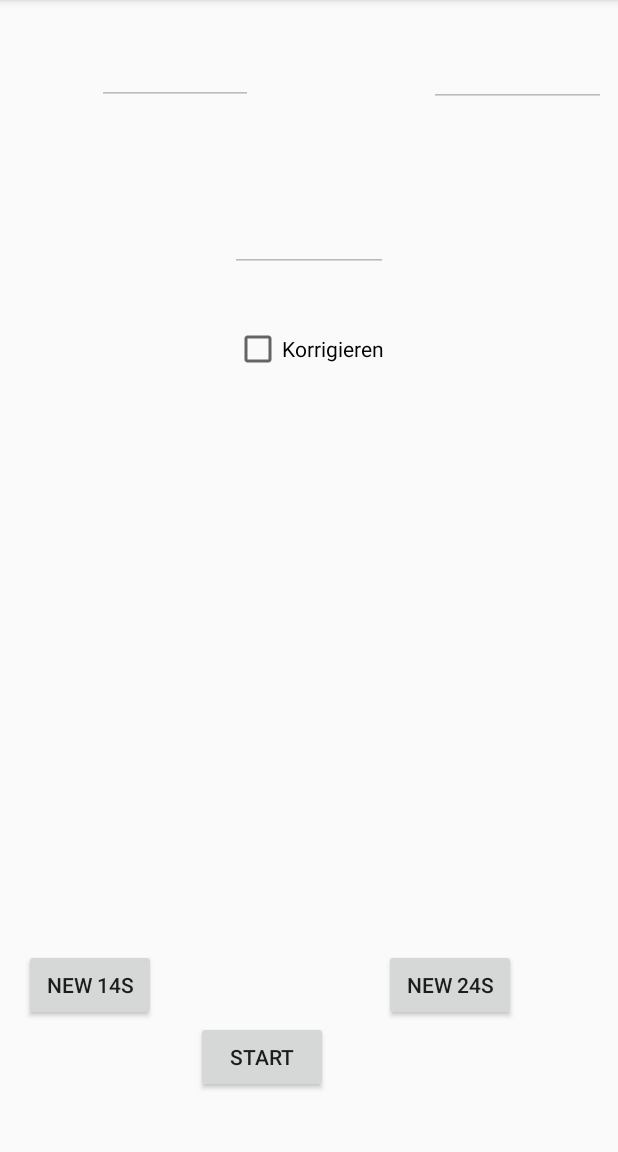
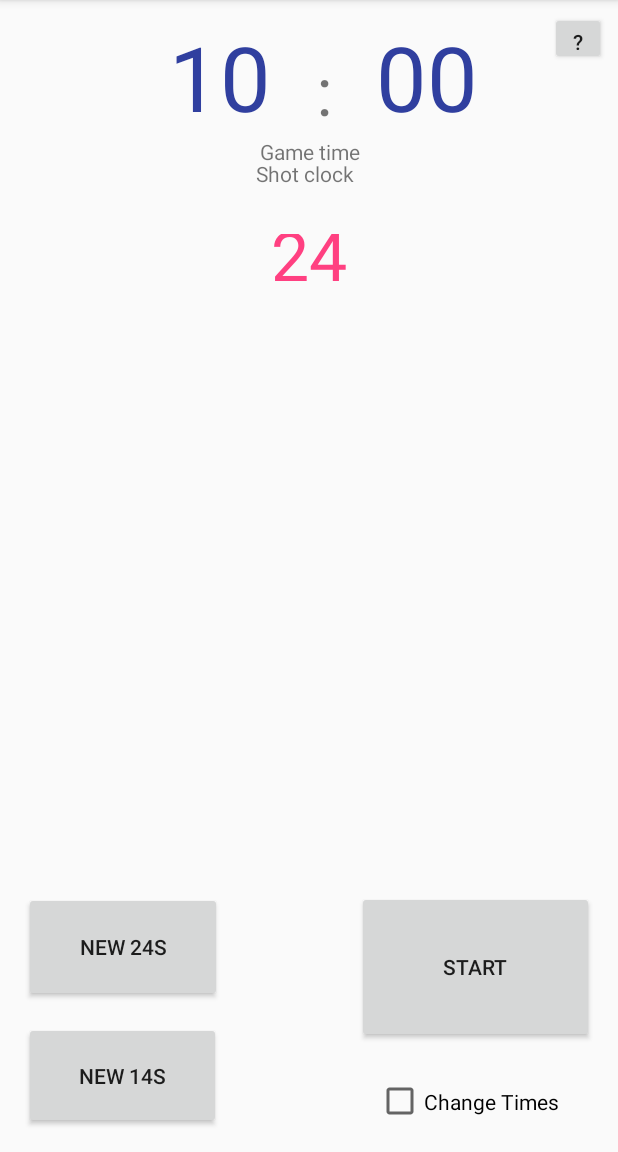
Before and after one commit to rehne93/android-basketball-timer, an Android app: the screen it shows after launch (MainActivity), on a phone screen of 412 x 824 dp, the part 84-1236 px from its top. Run offline under Robolectric (Android 15) with nearby library versions, the phone set to English and light mode, and no system bars; our stand-ins replace ButterKnife.

Commit message:
Made layout that someone can actually use Added help window and other functionallity

```diff
--- a/app/src/main/java/de/baernreuther/basketballcountdowntimer/MainActivity.java
+++ b/app/src/main/java/de/baernreuther/basketballcountdowntimer/MainActivity.java
@@ -11,6 +11,7 @@ import butterknife.BindView;
 import butterknife.ButterKnife;
 import de.baernreuther.basketballcountdowntimer.countdowntimer.AttackTimeCountdownTimer;
 import de.baernreuther.basketballcountdowntimer.countdowntimer.GameTimeCountdownTimer;
+import de.baernreuther.basketballcountdowntimer.listener.buttons.HelpButton;
 import de.baernreuther.basketballcountdowntimer.listener.buttons.RefreshAttackTimeButton;
 import de.baernreuther.basketballcountdowntimer.listener.buttons.StartGameButton;
 import de.baernreuther.basketballcountdowntimer.listener.editboxes.AttackTimeEditText;
@@ -19,7 +20,6 @@ import de.baernreuther.basketballcountdowntimer.listener.editboxes.GameTimeEditT
 public class MainActivity extends AppCompatActivity {
 
 
-    //TODO Rename button on click
     @BindView(R.id.startGameButton)
     Button startGameButton;
 
@@ -28,6 +28,9 @@ public class MainActivity extends AppCompatActivity {
 
     @BindView(R.id.offensiveReboundButton)
     Button offensiveReboundButton;
+
+    @BindView(R.id.helpButton)
+    Button helpButton;
 
     @BindView(R.id.minutesLeft)
     EditText minutesLeft;
@@ -41,10 +44,6 @@ public class MainActivity extends AppCompatActivity {
     @BindView(R.id.editFieldsCheckbox)
     CheckBox editFieldsCheckbox;
 
-
-
-    //TODO Throw exception when attacktime lower 1 ore greater than 30.
-
     @Override
     protected void onCreate(Bundle savedInstanceState){
         super.onCreate(savedInstanceState);
@@ -57,7 +56,13 @@ public class MainActivity extends AppCompatActivity {
         editFieldsCheckbox.setOnCheckedChangeListener(new CompoundButton.OnCheckedChangeListener() {
             @Override
             public void onCheckedChanged(CompoundButton buttonView, boolean isChecked) {
-                initializeFields();
+                /* Only allow to change fields when game is paused */
+                if (GameTimeCountdownTimer.getUniqueInstance().isPaused()) {
+                    initializeFields();
+                } else {
+                    editFieldsCheckbox.setChecked(false);
+
+                }
             }
         });
 
@@ -65,8 +70,11 @@ public class MainActivity extends AppCompatActivity {
     }
 
 
+    /*
+    Initialize the timers with the default values 600seconsd (10:00 minutes) game time and 24 seconds for the shotclock
+     */
     private void initializeTimers() {
-        GameTimeCountdownTimer.createUniqueInstance(100, 1000, minutesLeft, secondsLeft);
+        GameTimeCountdownTimer.createUniqueInstance(600, 1000, minutesLeft, secondsLeft);
         AttackTimeCountdownTimer.createUniqueInstance(24, 1000, attackTime);
     }
     /*
@@ -85,9 +93,10 @@ public class MainActivity extends AppCompatActivity {
     private void initializeListeners() {
         refreshAttackTimeButton.setOnClickListener(new RefreshAttackTimeButton(attackTime, 24));
         offensiveReboundButton.setOnClickListener(new RefreshAttackTimeButton(attackTime, 14));
-        startGameButton.setOnClickListener(new StartGameButton(attackTime));
+        startGameButton.setOnClickListener(new StartGameButton(attackTime, startGameButton, editFieldsCheckbox));
+        helpButton.setOnClickListener(new HelpButton(this));
 
-        attackTime.addTextChangedListener(new AttackTimeEditText(editFieldsCheckbox, attackTime));
+        attackTime.addTextChangedListener(new AttackTimeEditText(editFieldsCheckbox, attackTime, this));
         minutesLeft.addTextChangedListener(new GameTimeEditText(editFieldsCheckbox, minutesLeft, secondsLeft));
         secondsLeft.addTextChangedListener(new GameTimeEditText(editFieldsCheckbox, minutesLeft, secondsLeft));
     }
--- a/app/src/main/java/de/baernreuther/basketballcountdowntimer/countdowntimer/AttackTimeCountdownTimer.java
+++ b/app/src/main/java/de/baernreuther/basketballcountdowntimer/countdowntimer/AttackTimeCountdownTimer.java
@@ -62,7 +62,6 @@ public class AttackTimeCountdownTimer extends PausableCountDownTimer {
      */
     @Override
     public void onFinish() {
-        // TODO Set timepicker to zerop
         attackTimeText.setText(String.valueOf(0));
         this.stopped = true;
         GameTimeCountdownTimer.getUniqueInstance().pause();
--- /dev/null
+++ b/app/src/main/java/de/baernreuther/basketballcountdowntimer/dialogs/MessageBoxFragment.java
@@ -0,0 +1,38 @@
+package de.baernreuther.basketballcountdowntimer.dialogs;
+
+import android.app.AlertDialog;
+import android.app.Dialog;
+import android.app.DialogFragment;
+import android.content.DialogInterface;
+import android.os.Bundle;
+
+/**
+ * Created by René on 03.04.2017.
+ */
+
+public class MessageBoxFragment extends DialogFragment {
+
+    private String message;
+
+
+    @Override
+    public Dialog onCreateDialog(Bundle savedInstanceState) {
+        // Use the Builder class for convenient dialog construction
+        AlertDialog.Builder builder = new AlertDialog.Builder(getActivity());
+        builder.setTitle("Basketball Countdown Timer");
+        builder.setMessage(message);
+        builder.setPositiveButton("OK", new DialogInterface.OnClickListener() {
+            public void onClick(DialogInterface dialog, int id) {
+                // You don't have to do anything here if you just want it dismissed when clicked
+            }
+        });
+
+        // Create the AlertDialog object and return it
+        return builder.create();
+    }
+
+
+    public void setMessage(String message) {
+        this.message = message;
+    }
+}
--- /dev/null
+++ b/app/src/main/java/de/baernreuther/basketballcountdowntimer/listener/buttons/HelpButton.java
@@ -0,0 +1,29 @@
+package de.baernreuther.basketballcountdowntimer.listener.buttons;
+
+import android.view.View;
+
+import de.baernreuther.basketballcountdowntimer.MainActivity;
+import de.baernreuther.basketballcountdowntimer.dialogs.MessageBoxFragment;
+
+/**
+ * Created by René Bärnreuther on 03.04.2017.
+ * Shows an help dialog.
+ */
+
+public class HelpButton implements View.OnClickListener {
+
+    private MainActivity context;
+
+    public HelpButton(MainActivity mainActivity) {
+        this.context = mainActivity;
+    }
+
+    @Override
+    public void onClick(View view) {
+        MessageBoxFragment dia = new MessageBoxFragment();
+        dia.setMessage("Use Change Times when game is paused to be allowed to edit the times by hand." +
+                "Press Start to start the timer and then stop, to pause it." +
+                "Written by René Bärnreuther");
+        dia.show(context.getFragmentManager(), "Test");
+    }
+}
--- a/app/src/main/java/de/baernreuther/basketballcountdowntimer/listener/buttons/StartGameButton.java
+++ b/app/src/main/java/de/baernreuther/basketballcountdowntimer/listener/buttons/StartGameButton.java
@@ -1,6 +1,8 @@
 package de.baernreuther.basketballcountdowntimer.listener.buttons;
 
 import android.view.View;
+import android.widget.Button;
+import android.widget.CheckBox;
 import android.widget.EditText;
 
 import de.baernreuther.basketballcountdowntimer.countdowntimer.AttackTimeCountdownTimer;
@@ -18,21 +20,39 @@ public class StartGameButton implements View.OnClickListener {
     The edittext to show the time for an offense.
      */
     private EditText attackTime;
+    /*
+        The Button itself.
+    */
+    private Button myself;
+
+    /*
+    To remove the checked if the button is pressed.
+     */
+    private CheckBox editFieldsCheckbox;
 
     /**
      * Creates a button to start and pause the game.
      * @param attackTime the Edittext which shows the attacking time
      */
-    public StartGameButton(EditText attackTime) {
+    public StartGameButton(EditText attackTime, Button myself, CheckBox editFieldsCheckbox) {
         this.attackTime = attackTime;
+        this.myself = myself;
+        this.editFieldsCheckbox = editFieldsCheckbox;
     }
 
     /**
      * Depending on the current situation, the game gets paused or resumed.
      * In case the attacktimer has stopped, we will create a new instance of it because the game needs one.
+     * The Button gets renamed fitting to the current situation.
      */
     @Override
     public void onClick(View v) {
+        editFieldsCheckbox.setChecked(false);
+        if (this.myself.getText().equals("Start")) {
+            this.myself.setText("Stop");
+        } else {
+            this.myself.setText("Start");
+        }
         if (AttackTimeCountdownTimer.getUniqueInstance() != null) {
 
             if (AttackTimeCountdownTimer.getUniqueInstance().hasStopped()) {
--- a/app/src/main/java/de/baernreuther/basketballcountdowntimer/listener/editboxes/AttackTimeEditText.java
+++ b/app/src/main/java/de/baernreuther/basketballcountdowntimer/listener/editboxes/AttackTimeEditText.java
@@ -5,8 +5,10 @@ import android.text.TextWatcher;
 import android.widget.CheckBox;
 import android.widget.EditText;
 
+import de.baernreuther.basketballcountdowntimer.MainActivity;
 import de.baernreuther.basketballcountdowntimer.countdowntimer.AttackTimeCountdownTimer;
 import de.baernreuther.basketballcountdowntimer.countdowntimer.GameTimeCountdownTimer;
+import de.baernreuther.basketballcountdowntimer.dialogs.MessageBoxFragment;
 
 /**
  * Created by René on 02.04.2017.
@@ -17,10 +19,12 @@ public class AttackTimeEditText implements TextWatcher {
 
     private CheckBox allowEditingCheckBox;
     private EditText attackTime;
+    private MainActivity mainActivity;
 
-    public AttackTimeEditText(CheckBox allowEditingCheckBox, EditText attackTime) {
+    public AttackTimeEditText(CheckBox allowEditingCheckBox, EditText attackTime, MainActivity mainActivity) {
         this.allowEditingCheckBox = allowEditingCheckBox;
         this.attackTime = attackTime;
+        this.mainActivity = mainActivity;
     }
 
     @Override
@@ -33,6 +37,13 @@ public class AttackTimeEditText implements TextWatcher {
         // Not necessary
     }
 
+    /**
+     * We will change the value of the shot clock time accordingly to the users entry.
+     * In case the entry is invalid, that is smaller than zero or larger than 30 (college shot clock),
+     * we will show an error
+     *
+     * @param s
+     */
     @Override
     public void afterTextChanged(Editable s) {
         //We need to check whether the field is empty because it throws an error when it is empty. We put in zero if there is no string inside to prevent this.
@@ -42,6 +53,14 @@ public class AttackTimeEditText implements TextWatcher {
                 time = "0"; //Small workaround
             }
             AttackTimeCountdownTimer.getUniqueInstance().cancel();
+
+            int shotClockLeft = Integer.valueOf(time);
+            if (shotClockLeft < 0 || shotClockLeft >= 30) {
+                MessageBoxFragment messageBoxFragment = new MessageBoxFragment();
+                messageBoxFragment.setMessage("You cannot set a shot clock time larger than 30 seconds or smaller than zero.");
+                messageBoxFragment.show(mainActivity.getFragmentManager(), "Invalid shot clock time");
+                return;
+            }
             AttackTimeCountdownTimer.createUniqueInstance(Integer.valueOf(time), 1000, attackTime);
 
         }
--- /dev/null
+++ b/app/src/main/res/drawable/attack_edittext.xml
@@ -0,0 +1,5 @@
+<?xml version="1.0" encoding="utf-8"?>
+<selector xmlns:android="http://schemas.android.com/apk/res/android">
+    <item android:color="@color/colorAccent" android:state_enabled="false" />
+    <item android:color="@color/colorAccent" />
+</selector>
--- /dev/null
+++ b/app/src/main/res/drawable/edit_text_selector.xml
@@ -0,0 +1,6 @@
+<?xml version="1.0" encoding="utf-8"?>
+
+<selector xmlns:android="http://schemas.android.com/apk/res/android">
+    <item android:color="@color/colorPrimaryDark" android:state_enabled="false" />
+    <item android:color="@color/colorPrimaryDark" />
+</selector>
--- a/app/src/main/res/layout/main.xml
+++ b/app/src/main/res/layout/main.xml
@@ -11,80 +11,143 @@
 
     <Button
         android:id="@+id/refreshAttackTime"
-        android:layout_width="wrap_content"
-        android:layout_height="wrap_content"
-        android:layout_marginBottom="87dp"
-        android:layout_marginLeft="152dp"
+        android:layout_width="132dp"
+        android:layout_height="73dp"
+        android:layout_marginBottom="100dp"
+        android:layout_marginLeft="16dp"
+        android:layout_marginStart="16dp"
         android:text="New 24s"
         app:layout_constraintBottom_toBottomOf="parent"
-        app:layout_constraintLeft_toRightOf="@+id/offensiveReboundButton" />
+        app:layout_constraintLeft_toLeftOf="parent" />
 
     <EditText
         android:id="@+id/attackTime"
         android:layout_width="105dp"
         android:layout_height="44dp"
-        android:layout_marginTop="137dp"
+        android:layout_marginTop="66dp"
+        android:background="@null"
         android:ems="10"
         android:gravity="center"
         android:inputType="number"
+        android:text="24"
+        android:textColor="@drawable/attack_edittext"
+        android:textSize="45sp"
         app:layout_constraintHorizontal_bias="0.501"
         app:layout_constraintLeft_toLeftOf="parent"
         app:layout_constraintRight_toRightOf="parent"
-        app:layout_constraintTop_toTopOf="parent" />
+        app:layout_constraintTop_toBottomOf="@+id/textView" />
 
     <Button
         android:id="@+id/offensiveReboundButton"
-        android:layout_width="wrap_content"
-        android:layout_height="wrap_content"
-        android:layout_marginBottom="87dp"
+        android:layout_width="131dp"
+        android:layout_height="71dp"
         android:layout_marginLeft="16dp"
+        android:layout_marginStart="16dp"
+        android:layout_marginTop="13dp"
         android:text="New 14s"
-        app:layout_constraintBottom_toBottomOf="parent"
-        app:layout_constraintLeft_toLeftOf="parent" />
+        app:layout_constraintLeft_toLeftOf="parent"
+        app:layout_constraintTop_toBottomOf="@+id/refreshAttackTime" />
 
     <CheckBox
         android:id="@+id/editFieldsCheckbox"
+        android:layout_width="125dp"
+        android:layout_height="35dp"
+        android:layout_marginBottom="16dp"
+        android:layout_marginEnd="36dp"
+        android:layout_marginRight="36dp"
+        android:text="Change Times"
+        app:layout_constraintBottom_toBottomOf="parent"
+        app:layout_constraintRight_toRightOf="parent" />
+
+    <Button
+        android:id="@+id/startGameButton"
+        android:layout_width="158dp"
+        android:layout_height="101dp"
+        android:layout_marginBottom="21dp"
+        android:layout_marginEnd="16dp"
+        android:layout_marginRight="16dp"
+        android:text="Start"
+        app:layout_constraintBottom_toTopOf="@+id/editFieldsCheckbox"
+        app:layout_constraintRight_toRightOf="parent" />
+
+    <EditText
+        android:id="@+id/minutesLeft"
+        android:layout_width="145dp"
+        android:layout_height="75dp"
+        android:layout_marginEnd="8dp"
+        android:layout_marginLeft="3dp"
+        android:layout_marginRight="8dp"
+        android:layout_marginStart="3dp"
+        android:layout_marginTop="16dp"
+        android:background="@null"
+        android:ems="14"
+        android:gravity="right"
+        android:inputType="number"
+        android:text="10"
+        android:textColor="@drawable/edit_text_selector"
+        android:textSize="60sp"
+        app:layout_constraintLeft_toLeftOf="parent"
+        app:layout_constraintRight_toRightOf="@+id/textView"
+        app:layout_constraintTop_toTopOf="parent" />
+
+    <EditText
+        android:id="@+id/secondsLeft"
+        android:layout_width="145dp"
+        android:layout_height="75dp"
+        android:layout_marginEnd="16dp"
+        android:layout_marginRight="16dp"
+        android:layout_marginTop="16dp"
+        android:background="@null"
+        android:ems="14"
+        android:gravity="left"
+        android:inputType="number"
+        android:text="00"
+        android:textColor="@drawable/edit_text_selector"
+        android:textSize="60sp"
+        app:layout_constraintRight_toRightOf="parent"
+        app:layout_constraintTop_toTopOf="parent" />
+
+    <TextView
+        android:id="@+id/textView"
         android:layout_width="wrap_content"
         android:layout_height="wrap_content"
-        android:layout_marginTop="35dp"
-        android:text="Korrigieren"
+        android:layout_marginTop="29dp"
+        android:text=":"
+
+        android:textSize="45sp"
+        app:layout_constraintLeft_toRightOf="@+id/minutesLeft"
+        app:layout_constraintRight_toLeftOf="@+id/secondsLeft"
+        app:layout_constraintTop_toTopOf="parent" />
+
+    <TextView
+        android:id="@+id/textView2"
+        android:layout_width="wrap_content"
+        android:layout_height="wrap_content"
+        android:layout_marginTop="0dp"
+        android:text="Game time"
         app:layout_constraintHorizontal_bias="0.501"
+        app:layout_constraintLeft_toLeftOf="parent"
+        app:layout_constraintRight_toRightOf="parent"
+        app:layout_constraintTop_toBottomOf="@+id/minutesLeft" />
+
+    <TextView
+        android:id="@+id/textView3"
+        android:layout_width="wrap_content"
+        android:layout_height="wrap_content"
+        android:layout_marginTop="-94dp"
+        android:text="Shot clock"
+        app:layout_constraintHorizontal_bias="0.493"
         app:layout_constraintLeft_toLeftOf="parent"
         app:layout_constraintRight_toRightOf="parent"
         app:layout_constraintTop_toBottomOf="@+id/attackTime" />
 
     <Button
-        android:id="@+id/startGameButton"
-        android:layout_width="wrap_content"
-        android:layout_height="wrap_content"
-        android:layout_marginBottom="39dp"
-        android:text="Start"
-        app:layout_constraintBottom_toBottomOf="parent"
-        app:layout_constraintHorizontal_bias="0.421"
-        app:layout_constraintLeft_toRightOf="@+id/offensiveReboundButton"
-        app:layout_constraintRight_toLeftOf="@+id/refreshAttackTime" />
-
-    <EditText
-        android:id="@+id/minutesLeft"
-        android:layout_width="104dp"
-        android:layout_height="40dp"
-        android:layout_marginLeft="8dp"
-        android:layout_marginRight="61dp"
-        android:layout_marginTop="30dp"
-        android:ems="10"
-        android:inputType="number"
-        app:layout_constraintLeft_toLeftOf="parent"
-        app:layout_constraintRight_toLeftOf="@+id/secondsLeft"
-        app:layout_constraintTop_toTopOf="parent" />
-
-    <EditText
-        android:id="@+id/secondsLeft"
-        android:layout_width="118dp"
-        android:layout_height="41dp"
+        android:id="@+id/helpButton"
+        android:layout_width="37dp"
+        android:layout_height="35dp"
         android:layout_marginRight="8dp"
-        android:layout_marginTop="30dp"
-        android:ems="10"
-        android:inputType="number"
+        android:layout_marginTop="8dp"
+        android:text="\?"
         app:layout_constraintRight_toRightOf="parent"
         app:layout_constraintTop_toTopOf="parent" />
 
--- a/app/src/main/res/values/colors.xml
+++ b/app/src/main/res/values/colors.xml
@@ -3,4 +3,6 @@
     <color name="colorPrimary">#3F51B5</color>
     <color name="colorPrimaryDark">#303F9F</color>
     <color name="colorAccent">#FF4081</color>
+    <color name="normal_color">#F7FE2E</color>
+    <color name="disabled_color">#000000</color>
 </resources>
```
Also changed, not shown: app/src/main/java/de/baernreuther/basketballcountdowntimer/time/TimeConverter.java (+7 -0 lines).
